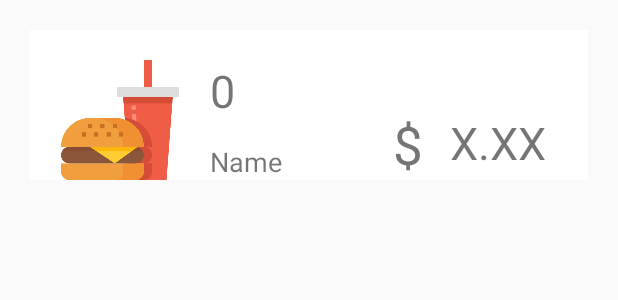
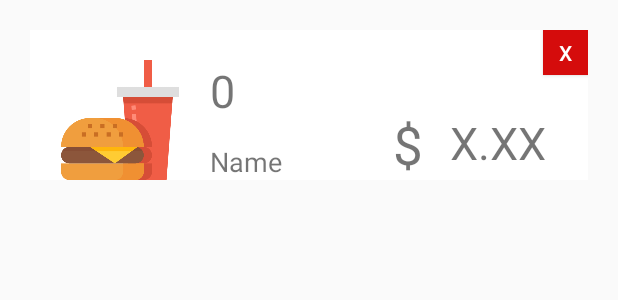
Before and after one commit to nicky951/AssignmentTwo, an Android app: the layout ordersummary.xml on its own in the app's theme, with its tools: preview values and no code run, on a phone screen of 412 x 824 dp. Shown: the top 300 px of the screen. Run offline under Robolectric (Android 15) with nearby library versions, the light colour scheme and no system bars.

Commit message:
Delete button working

```diff
--- a/app/build.gradle
+++ b/app/build.gradle
@@ -28,4 +28,5 @@ dependencies {
     androidTestImplementation 'androidx.test:runner:1.2.0'
     androidTestImplementation 'androidx.test.espresso:espresso-core:3.2.0'
     implementation 'com.google.android.material:material:1.0.0'
+    implementation 'com.google.android.gms:play-services-maps:17.0.0'
 }
--- a/app/src/main/java/com/example/assignmenttwo/ItemAdapter.java
+++ b/app/src/main/java/com/example/assignmenttwo/ItemAdapter.java
@@ -27,8 +27,6 @@ public class ItemAdapter extends RecyclerView.Adapter<ItemAdapter.ItemViewHolder
     public ItemAdapter.ItemViewHolder onCreateViewHolder(@NonNull ViewGroup parent, int viewType) {
         View view = LayoutInflater.from(parent.getContext()).inflate(R.layout.itemsummary, parent, false);
 
-        // Then create an instance of your custom ViewHolder with the View you got from inflating
-        // the layout.
         ItemViewHolder ItemViewHolder = new ItemViewHolder(view);
         return ItemViewHolder;
     }
@@ -41,7 +39,6 @@ public class ItemAdapter extends RecyclerView.Adapter<ItemAdapter.ItemViewHolder
         holder.nameSummaryTextView.setText(itemAtPosition.getName());
         holder.priceSummaryTextView.setText("$ " + String.valueOf(String.format("%.2f",itemAtPosition.getPrice())));
 
-        //setonclicklisteners here
         holder.view.setOnClickListener(new View.OnClickListener() {
             @Override
             public void onClick(View v) {
--- a/app/src/main/java/com/example/assignmenttwo/ItemList.java
+++ b/app/src/main/java/com/example/assignmenttwo/ItemList.java
@@ -18,4 +18,7 @@ public class ItemList {
         totalOrder.clear();
     }
 
+    public static void remove(int i) {
+        ItemList.remove(i);
+    }
 }
--- a/app/src/main/java/com/example/assignmenttwo/Order.java
+++ b/app/src/main/java/com/example/assignmenttwo/Order.java
@@ -2,6 +2,7 @@ package com.example.assignmenttwo;
 
 
 
+import android.content.Context;
 import android.content.Intent;
 import android.os.Bundle;
 
--- a/app/src/main/res/layout/ordersummary.xml
+++ b/app/src/main/res/layout/ordersummary.xml
@@ -7,6 +7,18 @@
     android:layout_marginStart="20dp"
     android:layout_marginEnd="20dp"
     android:background="#FFFFFF">
+
+    <Button
+        android:id="@+id/remove"
+        android:layout_width="30dp"
+        android:layout_height="30dp"
+        android:background="#D50C0C"
+        android:text="x"
+        android:textColor="#FFFFFF"
+        app:layout_constraintEnd_toEndOf="parent"
+        app:layout_constraintTop_toTopOf="parent">
+    </Button>
+
 
     <ImageView
         android:id="@+id/imagedetail"
@@ -70,4 +82,5 @@
         app:layout_constraintEnd_toStartOf="@id/totaldetail">
     </TextView>
 
+
 </androidx.constraintlayout.widget.ConstraintLayout>
```
Also changed, not shown: app/src/main/java/com/example/assignmenttwo/TotalAdapter.java (+20 -1 lines), 665 other files.
